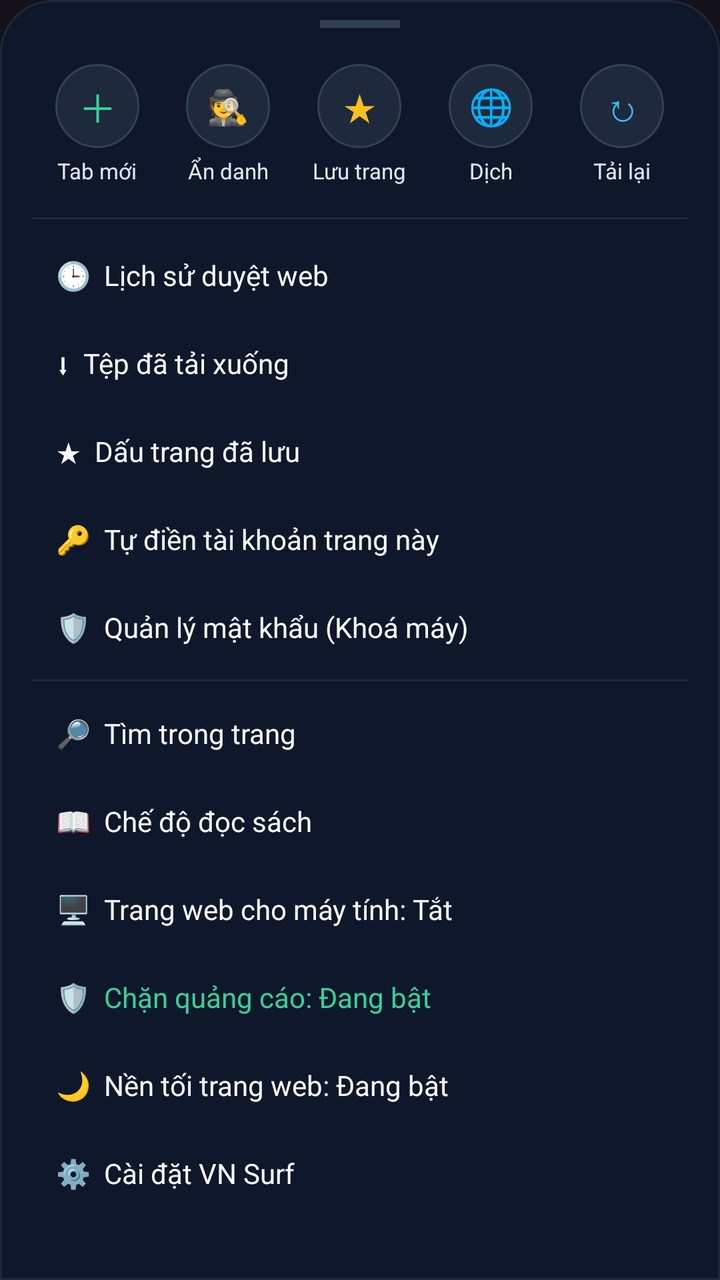
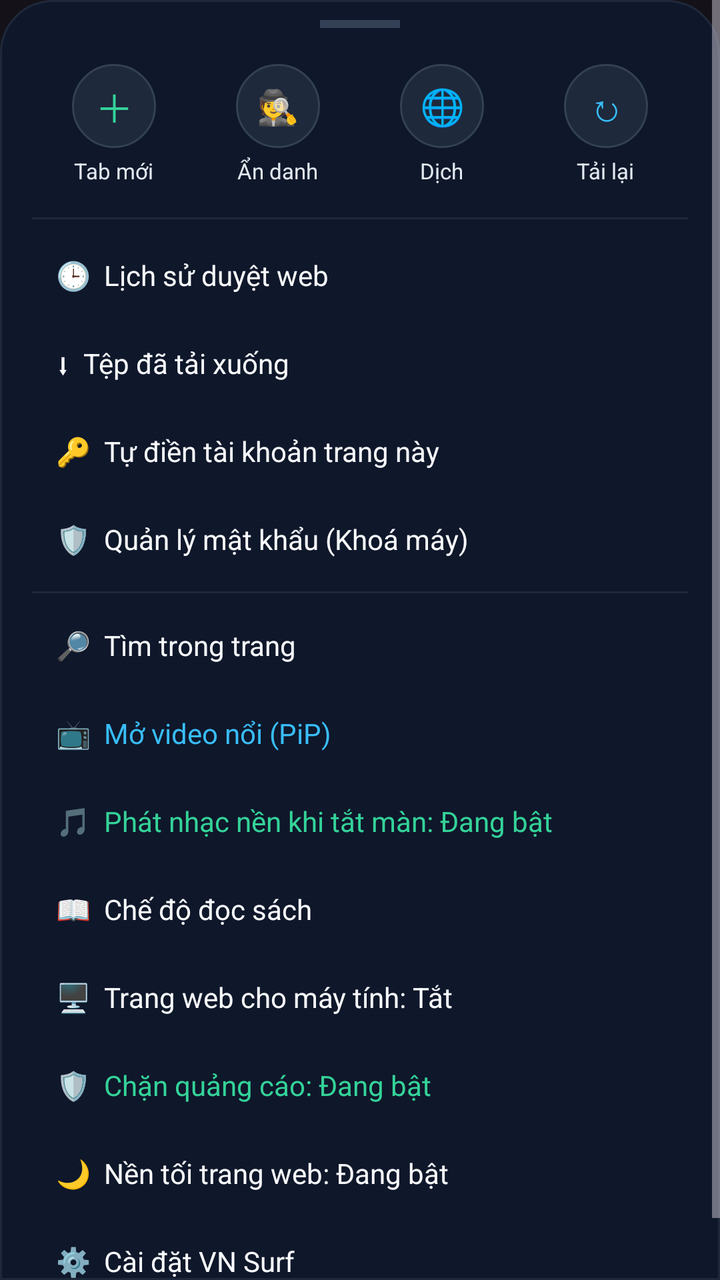

The first picture is an Android layout as it rendered before a commit; the second is the same layout after the commit. The layout source and the unified diff follow.
<!-- AndroidManifest.xml: application theme Theme.VNBrowser -->
<!-- res/layout/menu_bottom_sheet.xml -->
<?xml version="1.0" encoding="utf-8"?>
<ScrollView xmlns:android="http://schemas.android.com/apk/res/android"
    android:layout_width="match_parent"
    android:layout_height="wrap_content"
    android:background="@drawable/bg_bottom_sheet">

    <LinearLayout
        android:layout_width="match_parent"
        android:layout_height="wrap_content"
        android:orientation="vertical"
        android:paddingStart="16dp"
        android:paddingEnd="16dp"
        android:paddingTop="10dp"
        android:paddingBottom="20dp">

        
        <View
            android:layout_width="40dp"
            android:layout_height="4dp"
            android:layout_gravity="center_horizontal"
            android:layout_marginBottom="14dp"
            android:background="#334155" />

        
        <LinearLayout
            android:layout_width="match_parent"
            android:layout_height="wrap_content"
            android:orientation="horizontal"
            android:layout_marginBottom="12dp">

            <LinearLayout
                android:id="@+id/bsNewTab"
                android:layout_width="0dp"
                android:layout_height="wrap_content"
                android:layout_weight="1"
                android:gravity="center"
                android:orientation="vertical"
                android:padding="4dp"
                android:background="?attr/selectableItemBackground">
                <TextView
                    android:layout_width="42dp"
                    android:layout_height="42dp"
                    android:gravity="center"
                    android:text="＋"
                    android:textSize="19sp"
                    android:textColor="#34D399"
                    android:background="@drawable/bg_bottom_plus" />
                <TextView
                    android:layout_width="wrap_content"
                    android:layout_height="wrap_content"
                    android:layout_marginTop="4dp"
                    android:text="Tab mới"
                    android:textColor="#E2E8F0"
                    android:textSize="11sp" />
            </LinearLayout>

            <LinearLayout
                android:id="@+id/bsIncognito"
                android:layout_width="0dp"
                android:layout_height="wrap_content"
                android:layout_weight="1"
                android:gravity="center"
                android:orientation="vertical"
                android:padding="4dp"
                android:background="?attr/selectableItemBackground">
                <TextView
                    android:layout_width="42dp"
                    android:layout_height="42dp"
                    android:gravity="center"
                    android:text="🕵️"
                    android:textSize="17sp"
                    android:background="@drawable/bg_bottom_plus" />
                <TextView
                    android:layout_width="wrap_content"
                    android:layout_height="wrap_content"
                    android:layout_marginTop="4dp"
                    android:text="Ẩn danh"
                    android:textColor="#E2E8F0"
                    android:textSize="11sp" />
            </LinearLayout>

            <LinearLayout
                android:id="@+id/bsBookmarkAdd"
                android:layout_width="0dp"
                android:layout_height="wrap_content"
                android:layout_weight="1"
                android:gravity="center"
                android:orientation="vertical"
                android:padding="4dp"
                android:background="?attr/selectableItemBackground">
                <TextView
                    android:layout_width="42dp"
                    android:layout_height="42dp"
                    android:gravity="center"
                    android:text="★"
                    android:textSize="19sp"
                    android:textColor="#FBBF24"
                    android:background="@drawable/bg_bottom_plus" />
                <TextView
                    android:layout_width="wrap_content"
                    android:layout_height="wrap_content"
                    android:layout_marginTop="4dp"
                    android:text="Lưu trang"
                    android:textColor="#E2E8F0"
                    android:textSize="11sp" />
            </LinearLayout>

            <LinearLayout
                android:id="@+id/bsTranslate"
                android:layout_width="0dp"
                android:layout_height="wrap_content"
                android:layout_weight="1"
                android:gravity="center"
                android:orientation="vertical"
                android:padding="4dp"
                android:background="?attr/selectableItemBackground">
                <TextView
                    android:layout_width="42dp"
                    android:layout_height="42dp"
                    android:gravity="center"
                    android:text="🌐"
                    android:textSize="18sp"
                    android:background="@drawable/bg_bottom_plus" />
                <TextView
                    android:layout_width="wrap_content"
                    android:layout_height="wrap_content"
                    android:layout_marginTop="4dp"
                    android:text="Dịch"
                    android:textColor="#E2E8F0"
                    android:textSize="11sp" />
            </LinearLayout>

            <LinearLayout
                android:id="@+id/bsReload"
                android:layout_width="0dp"
                android:layout_height="wrap_content"
                android:layout_weight="1"
                android:gravity="center"
                android:orientation="vertical"
                android:padding="4dp"
                android:background="?attr/selectableItemBackground">
                <TextView
                    android:layout_width="42dp"
                    android:layout_height="42dp"
                    android:gravity="center"
                    android:text="↻"
                    android:textSize="19sp"
                    android:textColor="#38BDF8"
                    android:background="@drawable/bg_bottom_plus" />
                <TextView
                    android:layout_width="wrap_content"
                    android:layout_height="wrap_content"
                    android:layout_marginTop="4dp"
                    android:text="Tải lại"
                    android:textColor="#E2E8F0"
                    android:textSize="11sp" />
            </LinearLayout>
        </LinearLayout>

        <View
            android:layout_width="match_parent"
            android:layout_height="1dp"
            android:background="#1E293B"
            android:layout_marginBottom="6dp" />

        <TextView android:id="@+id/bsHistory" android:layout_width="match_parent" android:layout_height="44dp" android:gravity="center_vertical" android:paddingStart="12dp" android:paddingEnd="12dp" android:text="🕒  Lịch sử duyệt web" android:textColor="#F8FAFC" android:textSize="14sp" android:background="?attr/selectableItemBackground" />
        <TextView android:id="@+id/bsDownloads" android:layout_width="match_parent" android:layout_height="44dp" android:gravity="center_vertical" android:paddingStart="12dp" android:paddingEnd="12dp" android:text="⬇  Tệp đã tải xuống" android:textColor="#F8FAFC" android:textSize="14sp" android:background="?attr/selectableItemBackground" />
        <TextView android:id="@+id/bsBookmarks" android:layout_width="match_parent" android:layout_height="44dp" android:gravity="center_vertical" android:paddingStart="12dp" android:paddingEnd="12dp" android:text="★  Dấu trang đã lưu" android:textColor="#F8FAFC" android:textSize="14sp" android:background="?attr/selectableItemBackground" />
        <TextView android:id="@+id/bsAutofill" android:layout_width="match_parent" android:layout_height="44dp" android:gravity="center_vertical" android:paddingStart="12dp" android:paddingEnd="12dp" android:text="🔑  Tự điền tài khoản trang này" android:textColor="#F8FAFC" android:textSize="14sp" android:background="?attr/selectableItemBackground" />
        <TextView android:id="@+id/bsPasswords" android:layout_width="match_parent" android:layout_height="44dp" android:gravity="center_vertical" android:paddingStart="12dp" android:paddingEnd="12dp" android:text="🛡️  Quản lý mật khẩu (Khoá máy)" android:textColor="#F8FAFC" android:textSize="14sp" android:background="?attr/selectableItemBackground" />

        <View
            android:layout_width="match_parent"
            android:layout_height="1dp"
            android:background="#1E293B"
            android:layout_marginTop="4dp"
            android:layout_marginBottom="4dp" />

        <TextView android:id="@+id/bsFind" android:layout_width="match_parent" android:layout_height="44dp" android:gravity="center_vertical" android:paddingStart="12dp" android:paddingEnd="12dp" android:text="🔎  Tìm trong trang" android:textColor="#F8FAFC" android:textSize="14sp" android:background="?attr/selectableItemBackground" />
        <TextView android:id="@+id/bsReader" android:layout_width="match_parent" android:layout_height="44dp" android:gravity="center_vertical" android:paddingStart="12dp" android:paddingEnd="12dp" android:text="📖  Chế độ đọc sách" android:textColor="#F8FAFC" android:textSize="14sp" android:background="?attr/selectableItemBackground" />
        <TextView android:id="@+id/bsDesktop" android:layout_width="match_parent" android:layout_height="44dp" android:gravity="center_vertical" android:paddingStart="12dp" android:paddingEnd="12dp" android:text="🖥️  Trang web cho máy tính: Tắt" android:textColor="#F8FAFC" android:textSize="14sp" android:background="?attr/selectableItemBackground" />
        <TextView android:id="@+id/bsAdblock" android:layout_width="match_parent" android:layout_height="44dp" android:gravity="center_vertical" android:paddingStart="12dp" android:paddingEnd="12dp" android:text="🛡️  Chặn quảng cáo: Đang bật" android:textColor="#34D399" android:textSize="14sp" android:background="?attr/selectableItemBackground" />
        <TextView android:id="@+id/bsDark" android:layout_width="match_parent" android:layout_height="44dp" android:gravity="center_vertical" android:paddingStart="12dp" android:paddingEnd="12dp" android:text="🌙  Nền tối trang web: Đang bật" android:textColor="#F8FAFC" android:textSize="14sp" android:background="?attr/selectableItemBackground" />
        <TextView android:id="@+id/bsSettings" android:layout_width="match_parent" android:layout_height="44dp" android:gravity="center_vertical" android:paddingStart="12dp" android:paddingEnd="12dp" android:text="⚙️  Cài đặt VN Surf" android:textColor="#F8FAFC" android:textSize="14sp" android:background="?attr/selectableItemBackground" />

    </LinearLayout>
</ScrollView>
<!-- resources referenced by this layout -->
<resources>
  <!-- drawable bg_bottom_plus (drawable) -->
  <?xml version="1.0" encoding="utf-8"?>
  <shape xmlns:android="http://schemas.android.com/apk/res/android" android:shape="oval">
      <solid android:color="#1E293B" />
      <stroke android:width="1dp" android:color="#334155" />
  </shape>
  <!-- drawable bg_bottom_sheet (drawable) -->
  <?xml version="1.0" encoding="utf-8"?>
  <shape xmlns:android="http://schemas.android.com/apk/res/android" android:shape="rectangle">
      <solid android:color="#0F172A" />
      <corners android:topLeftRadius="26dp" android:topRightRadius="26dp" />
      <stroke android:width="1dp" android:color="#1E293B" />
  </shape>
  <style name="Theme.VNBrowser" parent="Theme.Material3.Dark.NoActionBar">
          <item name="android:statusBarColor">#0B1120</item>
          <item name="android:navigationBarColor">#0B1120</item>
          <item name="colorPrimary">#10B981</item>
          <item name="colorSecondary">#0EA5E9</item>
      </style>
</resources>

<!-- the commit's change to res/layout/menu_bottom_sheet.xml (unified diff, before → after) -->
@@ -80,32 +80,6 @@
             </LinearLayout>
 
             <LinearLayout
-                android:id="@+id/bsBookmarkAdd"
-                android:layout_width="0dp"
-                android:layout_height="wrap_content"
-                android:layout_weight="1"
-                android:gravity="center"
-                android:orientation="vertical"
-                android:padding="4dp"
-                android:background="?attr/selectableItemBackground">
-                <TextView
-                    android:layout_width="42dp"
-                    android:layout_height="42dp"
-                    android:gravity="center"
-                    android:text="★"
-                    android:textSize="19sp"
-                    android:textColor="#FBBF24"
-                    android:background="@drawable/bg_bottom_plus" />
-                <TextView
-                    android:layout_width="wrap_content"
-                    android:layout_height="wrap_content"
-                    android:layout_marginTop="4dp"
-                    android:text="Lưu trang"
-                    android:textColor="#E2E8F0"
-                    android:textSize="11sp" />
-            </LinearLayout>
-
-            <LinearLayout
                 android:id="@+id/bsTranslate"
                 android:layout_width="0dp"
                 android:layout_height="wrap_content"
@@ -165,7 +139,6 @@
 
         <TextView android:id="@+id/bsHistory" android:layout_width="match_parent" android:layout_height="44dp" android:gravity="center_vertical" android:paddingStart="12dp" android:paddingEnd="12dp" android:text="🕒  Lịch sử duyệt web" android:textColor="#F8FAFC" android:textSize="14sp" android:background="?attr/selectableItemBackground" />
         <TextView android:id="@+id/bsDownloads" android:layout_width="match_parent" android:layout_height="44dp" android:gravity="center_vertical" android:paddingStart="12dp" android:paddingEnd="12dp" android:text="⬇  Tệp đã tải xuống" android:textColor="#F8FAFC" android:textSize="14sp" android:background="?attr/selectableItemBackground" />
-        <TextView android:id="@+id/bsBookmarks" android:layout_width="match_parent" android:layout_height="44dp" android:gravity="center_vertical" android:paddingStart="12dp" android:paddingEnd="12dp" android:text="★  Dấu trang đã lưu" android:textColor="#F8FAFC" android:textSize="14sp" android:background="?attr/selectableItemBackground" />
         <TextView android:id="@+id/bsAutofill" android:layout_width="match_parent" android:layout_height="44dp" android:gravity="center_vertical" android:paddingStart="12dp" android:paddingEnd="12dp" android:text="🔑  Tự điền tài khoản trang này" android:textColor="#F8FAFC" android:textSize="14sp" android:background="?attr/selectableItemBackground" />
         <TextView android:id="@+id/bsPasswords" android:layout_width="match_parent" android:layout_height="44dp" android:gravity="center_vertical" android:paddingStart="12dp" android:paddingEnd="12dp" android:text="🛡️  Quản lý mật khẩu (Khoá máy)" android:textColor="#F8FAFC" android:textSize="14sp" android:background="?attr/selectableItemBackground" />
 
@@ -177,6 +150,8 @@
             android:layout_marginBottom="4dp" />
 
         <TextView android:id="@+id/bsFind" android:layout_width="match_parent" android:layout_height="44dp" android:gravity="center_vertical" android:paddingStart="12dp" android:paddingEnd="12dp" android:text="🔎  Tìm trong trang" android:textColor="#F8FAFC" android:textSize="14sp" android:background="?attr/selectableItemBackground" />
+        <TextView android:id="@+id/bsPip" android:layout_width="match_parent" android:layout_height="44dp" android:gravity="center_vertical" android:paddingStart="12dp" android:paddingEnd="12dp" android:text="📺  Mở video nổi (PiP)" android:textColor="#38BDF8" android:textSize="14sp" android:background="?attr/selectableItemBackground" />
+        <TextView android:id="@+id/bsBgAudio" android:layout_width="match_parent" android:layout_height="44dp" android:gravity="center_vertical" android:paddingStart="12dp" android:paddingEnd="12dp" android:text="🎵  Phát nhạc nền khi tắt màn: Đang bật" android:textColor="#34D399" android:textSize="14sp" android:background="?attr/selectableItemBackground" />
         <TextView android:id="@+id/bsReader" android:layout_width="match_parent" android:layout_height="44dp" android:gravity="center_vertical" android:paddingStart="12dp" android:paddingEnd="12dp" android:text="📖  Chế độ đọc sách" android:textColor="#F8FAFC" android:textSize="14sp" android:background="?attr/selectableItemBackground" />
         <TextView android:id="@+id/bsDesktop" android:layout_width="match_parent" android:layout_height="44dp" android:gravity="center_vertical" android:paddingStart="12dp" android:paddingEnd="12dp" android:text="🖥️  Trang web cho máy tính: Tắt" android:textColor="#F8FAFC" android:textSize="14sp" android:background="?attr/selectableItemBackground" />
         <TextView android:id="@+id/bsAdblock" android:layout_width="match_parent" android:layout_height="44dp" android:gravity="center_vertical" android:paddingStart="12dp" android:paddingEnd="12dp" android:text="🛡️  Chặn quảng cáo: Đang bật" android:textColor="#34D399" android:textSize="14sp" android:background="?attr/selectableItemBackground" />
<!-- resource entries referenced after the edit -->
@@ -14,8 +14,8 @@
       <stroke android:width="1dp" android:color="#1E293B" />
   </shape>
   <style name="Theme.VNBrowser" parent="Theme.Material3.Dark.NoActionBar">
-          <item name="android:statusBarColor">#0B1120</item>
-          <item name="android:navigationBarColor">#0B1120</item>
+          <item name="android:statusBarColor">@android:color/transparent</item>
+          <item name="android:navigationBarColor">@android:color/transparent</item>
           <item name="colorPrimary">#10B981</item>
           <item name="colorSecondary">#0EA5E9</item>
       </style>
